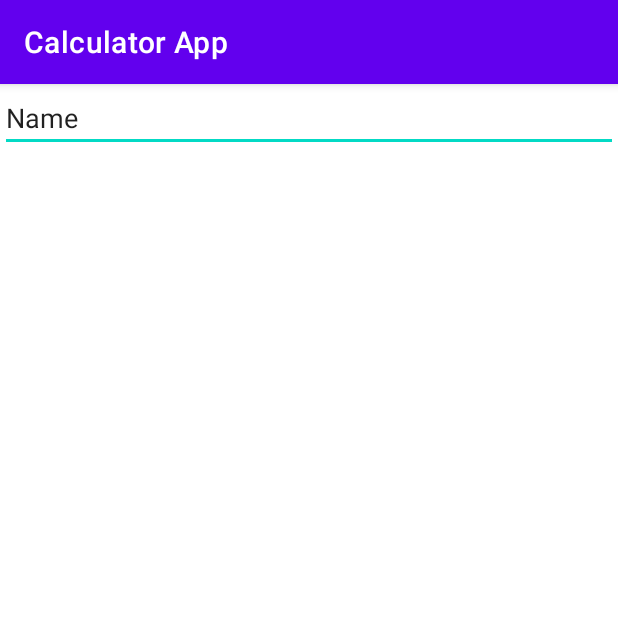
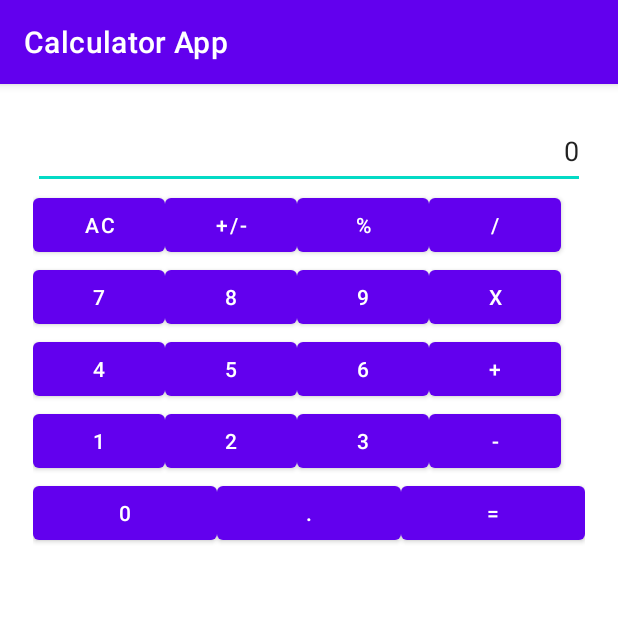
Before and after one commit to lebrony/Calculator-App, an Android app: the screen it shows after launch (MainActivity), on a phone screen of 412 x 824 dp, the top half of it. Run offline under Robolectric (Android 15) with nearby library versions, the phone set to English and light mode, and no system bars.

Commit message:
calculator first  layout

```diff
--- a/app/src/main/res/layout/activity_main.xml
+++ b/app/src/main/res/layout/activity_main.xml
@@ -4,15 +4,166 @@
     xmlns:tools="http://schemas.android.com/tools"
     android:layout_width="match_parent"
     android:layout_height="match_parent"
+    android:orientation="vertical"
+    android:padding="10pt"
     tools:context=".MainActivity">
 
+    <EditText
+        android:id="@+id/editTextTextPersonName2"
+        android:layout_width="match_parent"
+        android:layout_height="wrap_content"
+        android:ems="10"
+        android:gravity="right"
+        android:inputType="textPersonName"
+        android:minHeight="48dp"
+        android:text="0" />
 
-    <EditText
-        android:id="@+id/editTextTextPersonName"
-        android:layout_width="wrap_content"
+    <TableLayout
+        android:layout_width="match_parent"
+        android:layout_height="wrap_content">
+
+        <TableRow
+            android:layout_width="match_parent"
+            android:layout_height="match_parent">
+
+            <Button
+                android:id="@+id/button13"
+                android:layout_width="wrap_content"
+                android:layout_height="wrap_content"
+                android:text="AC" />
+
+            <Button
+                android:id="@+id/button12"
+                android:layout_width="wrap_content"
+                android:layout_height="wrap_content"
+                android:text="+/-" />
+
+            <Button
+                android:id="@+id/button11"
+                android:layout_width="wrap_content"
+                android:layout_height="wrap_content"
+                android:text="%" />
+
+            <Button
+                android:id="@+id/button10"
+                android:layout_width="wrap_content"
+                android:layout_height="wrap_content"
+                android:text="/" />
+        </TableRow>
+
+        <TableRow
+            android:layout_width="match_parent"
+            android:layout_height="match_parent">
+
+            <Button
+                android:id="@+id/button17"
+                android:layout_width="wrap_content"
+                android:layout_height="wrap_content"
+                android:text="7" />
+
+            <Button
+                android:id="@+id/button16"
+                android:layout_width="wrap_content"
+                android:layout_height="wrap_content"
+                android:text="8" />
+
+            <Button
+                android:id="@+id/button15"
+                android:layout_width="wrap_content"
+                android:layout_height="wrap_content"
+                android:text="9" />
+
+            <Button
+                android:id="@+id/button14"
+                android:layout_width="wrap_content"
+                android:layout_height="wrap_content"
+                android:text="x" />
+        </TableRow>
+
+        <TableRow
+            android:layout_width="match_parent"
+            android:layout_height="match_parent">
+
+            <Button
+                android:id="@+id/button21"
+                android:layout_width="wrap_content"
+                android:layout_height="wrap_content"
+                android:text="4" />
+
+            <Button
+                android:id="@+id/button20"
+                android:layout_width="wrap_content"
+                android:layout_height="wrap_content"
+                android:text="5" />
+
+            <Button
+                android:id="@+id/button19"
+                android:layout_width="wrap_content"
+                android:layout_height="wrap_content"
+                android:text="6" />
+
+            <Button
+                android:id="@+id/button18"
+                android:layout_width="wrap_content"
+                android:layout_height="wrap_content"
+                android:text="+" />
+        </TableRow>
+
+        <TableRow
+            android:layout_width="match_parent"
+            android:layout_height="match_parent">
+
+            <Button
+                android:id="@+id/button25"
+                android:layout_width="wrap_content"
+                android:layout_height="wrap_content"
+                android:text="1" />
+
+            <Button
+                android:id="@+id/button24"
+                android:layout_width="wrap_content"
+                android:layout_height="wrap_content"
+                android:text="2" />
+
+            <Button
+                android:id="@+id/button23"
+                android:layout_width="wrap_content"
+                android:layout_height="wrap_content"
+                android:text="3" />
+
+            <Button
+                android:id="@+id/button22"
+                android:layout_width="wrap_content"
+                android:layout_height="wrap_content"
+                android:text="-" />
+        </TableRow>
+    </TableLayout>
+
+    <LinearLayout
+        android:layout_width="match_parent"
         android:layout_height="wrap_content"
-        android:layout_weight="1"
-        android:ems="10"
-        android:inputType="textPersonName"
-        android:text="Name" />
+        android:orientation="horizontal">
+
+        <Button
+            android:id="@+id/button9"
+            android:layout_width="wrap_content"
+            android:layout_height="wrap_content"
+            android:layout_weight="1"
+            android:text="0" />
+
+        <Button
+            android:id="@+id/button8"
+            android:layout_width="wrap_content"
+            android:layout_height="wrap_content"
+            android:layout_weight="1"
+            android:text="." />
+
+        <Button
+            android:id="@+id/button7"
+            android:layout_width="wrap_content"
+            android:layout_height="wrap_content"
+            android:layout_weight="1"
+            android:text="=" />
+    </LinearLayout>
+
 </LinearLayout>
```
